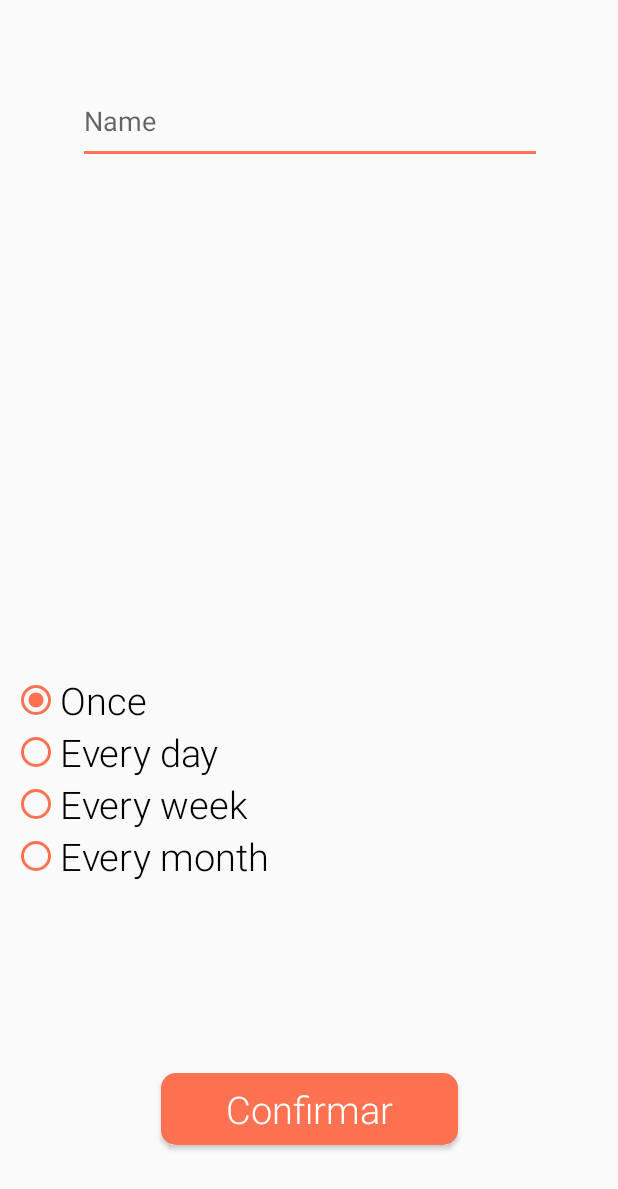
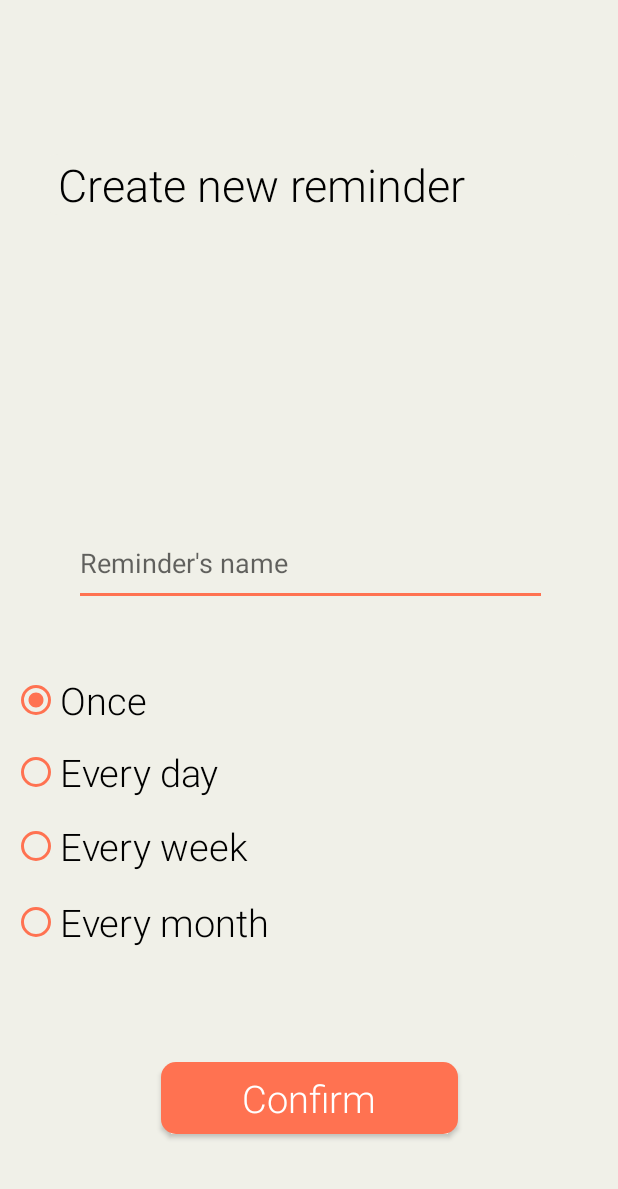
Before and after one commit to Lucas-Cerqueira/AppCare, an Android app: the CreateReminderNameActivity screen opened directly, with no data from a screen before it, on a phone screen of 412 x 824 dp. Shown: the top 1189 px of the screen. Run offline under Robolectric (Android 15) with nearby library versions, the phone set to English and light mode, and no system bars.

Commit message:
Reminder works, but with limitations

```diff
--- a/app/src/main/AndroidManifest.xml
+++ b/app/src/main/AndroidManifest.xml
@@ -41,10 +41,6 @@
             android:label="@string/title_activity_reset_password"
             android:theme="@style/AppTheme.NoActionBar" />
         <activity
-            android:name=".ReminderActivity"
-            android:label="@string/title_activity_reminder"
-            android:theme="@style/AppTheme.NoActionBar" />
-        <activity
             android:name=".CreateReminderDateActivity"
             android:exported="true"
             android:theme="@style/Theme.AppCompat.Light.NoActionBar" />
@@ -52,6 +48,8 @@
             android:name=".CreateReminderNameActivity"
             android:exported="true"
             android:theme="@style/Theme.AppCompat.Light.NoActionBar" />
+        <!-- Register the Alarm Receiver -->
+        <receiver android:name=".AlarmReceiver"/>
     </application>
 
 </manifest>
--- a/app/src/main/res/layout/activity_create_reminder_name.xml
+++ b/app/src/main/res/layout/activity_create_reminder_name.xml
@@ -4,84 +4,111 @@
     xmlns:tools="http://schemas.android.com/tools"
     android:layout_width="match_parent"
     android:layout_height="match_parent"
+    android:background="@color/background"
     tools:context=".CreateReminderNameActivity">
+
+    <TextView
+        android:id="@+id/custom_picker_title"
+        android:layout_width="359dp"
+        android:layout_height="wrap_content"
+        android:layout_gravity="start"
+        android:layout_marginBottom="8dp"
+        android:layout_marginEnd="8dp"
+
+        android:layout_marginLeft="8dp"
+        android:layout_marginRight="8dp"
+        android:layout_marginStart="8dp"
+        android:layout_marginTop="8dp"
+        android:background="@drawable/layout_rounded_bg"
+        android:fontFamily="@string/roboto_light"
+        android:gravity="start"
+        android:paddingEnd="0dp"
+        android:paddingLeft="10dp"
+        android:paddingRight="0dp"
+        android:paddingStart="10dp"
+        android:text="@string/reminderSelectNameAndRepeat"
+        android:textColor="@color/black"
+        android:textSize="30sp"
+        android:textStyle="normal"
+        app:layout_constraintBottom_toTopOf="@+id/reminderNameText"
+        app:layout_constraintEnd_toEndOf="parent"
+        app:layout_constraintHorizontal_bias="0.555"
+        app:layout_constraintStart_toStartOf="parent"
+        app:layout_constraintTop_toTopOf="parent"
+        app:layout_constraintVertical_bias="0.327" />
 
     <android.support.v7.widget.AppCompatEditText
         android:id="@+id/reminderNameText"
-        android:layout_width="309dp"
+        android:layout_width="315dp"
         android:layout_height="57dp"
+        android:layout_marginBottom="420dp"
         android:layout_marginEnd="8dp"
         android:layout_marginLeft="8dp"
         android:layout_marginRight="8dp"
         android:layout_marginStart="8dp"
-        android:layout_marginTop="52dp"
         android:ems="10"
+        android:hint="@string/reminder_name"
         android:inputType="textPersonName"
-        android:hint="@string/reminder_name"
         app:backgroundTint="@color/colorPrimary"
+        app:layout_constraintBottom_toBottomOf="parent"
         app:layout_constraintEnd_toEndOf="parent"
-        app:layout_constraintHorizontal_bias="0.508"
-        app:layout_constraintStart_toStartOf="parent"
-        app:layout_constraintTop_toTopOf="parent"/>
+        app:layout_constraintHorizontal_bias="0.509"
+        app:layout_constraintStart_toStartOf="parent" />
 
     <RadioGroup
         android:id="@+id/radioGroup"
         android:layout_width="fill_parent"
-        android:layout_height="wrap_content"
-        android:layout_marginBottom="236dp"
+        android:layout_height="196dp"
+        android:layout_marginBottom="184dp"
         android:layout_marginEnd="8dp"
         android:layout_marginLeft="8dp"
         android:layout_marginRight="8dp"
         android:layout_marginStart="8dp"
-        android:layout_marginTop="8dp"
         app:layout_constraintBottom_toBottomOf="parent"
         app:layout_constraintEnd_toEndOf="parent"
         app:layout_constraintHorizontal_bias="0.0"
-        app:layout_constraintStart_toStartOf="parent"
-        app:layout_constraintTop_toBottomOf="@+id/reminderNameText"
-        app:layout_constraintVertical_bias="1.0"
-        >
+        app:layout_constraintStart_toStartOf="parent">
 
         <android.support.v7.widget.AppCompatRadioButton
             android:id="@+id/onceRadioButton"
             android:layout_width="match_parent"
-            android:layout_height="wrap_content"
+            android:layout_height="46dp"
             android:layout_weight="1"
             android:fontFamily="@string/roboto_light"
             android:text="@string/once_button"
-            android:textSize="25dp"
-            app:buttonTint="@color/colorPrimary"
-            />
+            android:textSize="25sp"
+            app:buttonTint="@color/colorPrimary" />
 
         <android.support.v7.widget.AppCompatRadioButton
             android:id="@+id/dailyRadioButton"
             android:layout_width="match_parent"
-            android:layout_height="wrap_content"
+            android:layout_height="49dp"
             android:layout_weight="1"
             android:fontFamily="@string/roboto_light"
             android:text="@string/daily_button"
-            android:textSize="25dp"
-            app:buttonTint="@color/colorPrimary"/>
+            android:textSize="25sp"
+            app:buttonTint="@color/colorPrimary" />
 
         <android.support.v7.widget.AppCompatRadioButton
             android:id="@+id/weeklyRadioButton"
             android:layout_width="match_parent"
-            android:layout_height="wrap_content"
+            android:layout_height="50dp"
             android:layout_weight="1"
             android:fontFamily="@string/roboto_light"
             android:text="@string/weekly_button"
-            android:textSize="25dp"
-            app:buttonTint="@color/colorPrimary"/>
+            android:textSize="25sp"
+            app:buttonTint="@color/colorPrimary" />
 
         <android.support.v7.widget.AppCompatRadioButton
             android:id="@+id/monthlyRadioButton"
             android:layout_width="match_parent"
-            android:layout_height="wrap_content"
+            android:layout_height="50dp"
             android:layout_weight="1"
             android:fontFamily="@string/roboto_light"
             android:text="@string/monthly_button"
-            android:textSize="25dp"
-            app:buttonTint="@color/colorPrimary"/>
+            android:textSize="25sp"
+            app:buttonTint="@color/colorPrimary" />
+
     </RadioGroup>
 
     <Button
@@ -94,16 +121,15 @@
         android:layout_marginRight="8dp"
         android:layout_marginStart="8dp"
         android:layout_marginTop="8dp"
-        android:text="Confirmar"
+        android:background="@drawable/layout_rounded_primary"
+        android:fontFamily="@string/roboto_light"
+        android:text="@string/confirmation"
         android:textAllCaps="false"
-        android:textSize="25dp"
+        android:textColor="@color/white"
+        android:textSize="25sp"
         app:layout_constraintBottom_toBottomOf="parent"
         app:layout_constraintEnd_toEndOf="parent"
         app:layout_constraintStart_toStartOf="parent"
-        android:background="@drawable/layout_rounded_primary"
-        android:textColor="@color/white"
-        android:fontFamily="@string/roboto_light"
-        app:layout_constraintTop_toBottomOf="@+id/radioGroup"
-        app:layout_constraintVertical_bias="0.692" />
+        app:layout_constraintTop_toBottomOf="@+id/radioGroup" />
 
 </android.support.constraint.ConstraintLayout>
--- a/app/src/main/res/values/strings.xml
+++ b/app/src/main/res/values/strings.xml
@@ -33,7 +33,11 @@
     <string name="weekly_button">Every week</string>
     <string name="monthly_button">Every month</string>
     <string name="once_button">Once</string>
-    <string name="reminder_name">Name</string>
+    <string name="reminder_name">Reminder\'s name</string>
+    <string name="confirmation">Confirm</string>
+    <string name="reminderSelectDateTime">Select date and time:</string>
+    <string name="reminderSelectNameAndRepeat">Create new reminder</string>
+
 
 
 
```
Also changed, not shown: app/src/main/java/com/lf/appcare/AlarmReceiver.java (added, +35 -0 lines), app/src/main/java/com/lf/appcare/CreateReminderDateActivity.java (+87 -29 lines), app/src/main/java/com/lf/appcare/CreateReminderNameActivity.java (+20 -0 lines), app/src/main/java/com/lf/appcare/DatePickerFragment.java (deleted, +0 -70 lines), app/src/main/java/com/lf/appcare/NotificationScheduler.java (added, +141 -0 lines), app/src/main/java/com/lf/appcare/ReminderActivity.java (deleted, +0 -29 lines), app/src/main/java/com/lf/appcare/TimePickerFragment.java (deleted, +0 -34 lines), app/src/main/res/layout/activity_create_reminder_date.xml (+47 -49 lines).
